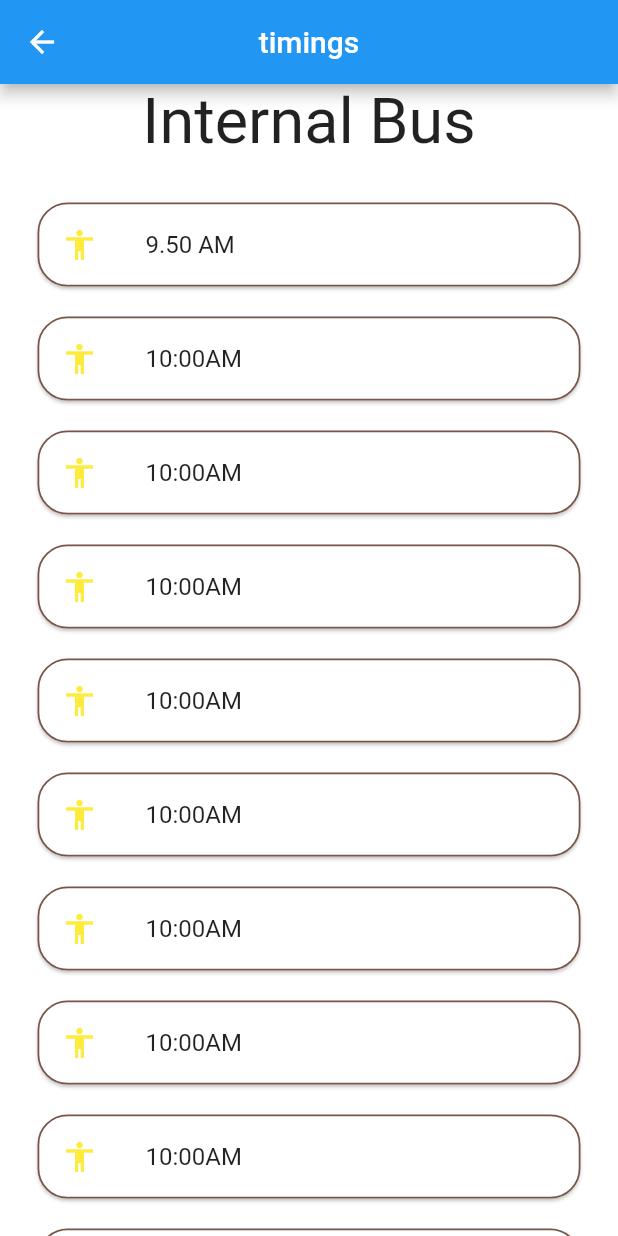
After one commit to Alan451/onestopios, a Flutter app: the Timing screen opened by its route, after a tap on "Internal Bus", on a phone screen of 412 x 824 dp. The commit adds this screen. Run offline on Flutter 3.47's test engine with Material 2 defaults, Android fonts, the phone set to English and light mode, and no system bars.

Commit message:
internal bus timing

```diff
--- a/lib/main.dart
+++ b/lib/main.dart
@@ -1,9 +1,9 @@
 import 'package:flutter/material.dart';
 import 'package:onestop_ios/screens/timings.dart';
 import 'package:onestop_ios/screens/HomeScreen.dart';
+import 'package:onestop_ios/screens/InternalBus.dart';
 
-import 'screens/HomeScreen.dart';
-import 'screens/HomeScreen.dart';
+
 
 // this is the root of our application
 void main() async {
@@ -21,6 +21,7 @@ class MyApp extends StatelessWidget {
       routes: {
         Timing.id: (context) => Timing(),
         MyHomePage.id: (context) => MyHomePage(),
+        InternalBus.id:(context)=>InternalBus(),
       },
     );
   }
--- a/lib/screens/HomeScreen.dart
+++ b/lib/screens/HomeScreen.dart
@@ -28,7 +28,7 @@ class _MyHomePageState extends State<MyHomePage> {
               onPressed: () {
                 Navigator.pushNamed(context, Timing.id);
               },
-              child: Text('timngs'),
+              child: Text('timings'),
             ),
           ],
         ),
--- /dev/null
+++ b/lib/screens/InternalBus.dart
@@ -0,0 +1,229 @@
+import 'package:flutter/cupertino.dart';
+import 'package:flutter/material.dart';
+
+//widget for the my profile page displaying user's details
+class InternalBus extends StatefulWidget {
+  static const id = "internal_bus";
+  @override
+  _InternalBusState createState() => _InternalBusState();
+}
+
+class _InternalBusState extends State<InternalBus> {
+  @override
+  Widget build(BuildContext context) {
+    return MaterialApp(
+      home: Scaffold(
+        appBar: AppBar(
+          title: Text('timings'),
+          centerTitle: true,
+          backgroundColor: Colors.blue,
+          leading: IconButton(
+              icon: Icon(Icons.arrow_back),
+              onPressed: () {
+                Navigator.pop(context);
+              }),
+        ),
+        backgroundColor: Colors.white,
+        body: SafeArea(
+            child: SingleChildScrollView(
+          child: Column(
+            mainAxisAlignment: MainAxisAlignment.center,
+            children: <Widget>[
+              Center(
+                child: Text(
+                  'Internal Bus',
+                  textAlign: TextAlign.center,
+                  textScaleFactor: 3.0,
+                ),
+              ),
+              SizedBox(
+                height: 20.0,
+                width: 150.0,
+              ),
+              Card(
+                  shape: RoundedRectangleBorder(
+                      borderRadius: BorderRadius.circular(20),
+                      side: BorderSide(
+                        width: 1.2,
+                        color: Colors.brown[500],
+                      )),
+                  margin:
+                      EdgeInsets.symmetric(vertical: 10.0, horizontal: 25.0),
+                  child: ListTile(
+                    leading: Icon(
+                      Icons.accessibility,
+                      color: Colors.yellow,
+                    ),
+                    title: Text(
+                      '9.50 AM',
+                    ),
+                  )),
+              Card(
+                  shape: RoundedRectangleBorder(
+                      borderRadius: BorderRadius.circular(20),
+                      side: BorderSide(
+                        width: 1.2,
+                        color: Colors.brown[500],
+                      )),
+                  margin:
+                      EdgeInsets.symmetric(vertical: 10.0, horizontal: 25.0),
+                  child: ListTile(
+                    leading: Icon(
+                      Icons.accessibility,
+                      color: Colors.yellow,
+                    ),
+                    title: Text(
+                      '10:00AM',
+                    ),
+                  )),
+              Card(
+                  shape: RoundedRectangleBorder(
+                      borderRadius: BorderRadius.circular(20),
+                      side: BorderSide(
+                        width: 1.2,
+                        color: Colors.brown[500],
+                      )),
+                  margin:
+                      EdgeInsets.symmetric(vertical: 10.0, horizontal: 25.0),
+                  child: ListTile(
+                    leading: Icon(
+                      Icons.accessibility,
+                      color: Colors.yellow,
+                    ),
+                    title: Text(
+                      '10:00AM',
+                    ),
+                  )),
+              Card(
+                  shape: RoundedRectangleBorder(
+                      borderRadius: BorderRadius.circular(20),
+                      side: BorderSide(
+                        width: 1.2,
+                        color: Colors.brown[500],
+                      )),
+                  margin:
+                      EdgeInsets.symmetric(vertical: 10.0, horizontal: 25.0),
+                  child: ListTile(
+                    leading: Icon(
+                      Icons.accessibility,
+                      color: Colors.yellow,
+                    ),
+                    title: Text(
+                      '10:00AM',
+                    ),
+                  )),
+              Card(
+                  shape: RoundedRectangleBorder(
+                      borderRadius: BorderRadius.circular(20),
+                      side: BorderSide(
+                        width: 1.2,
+                        color: Colors.brown[500],
+                      )),
+                  margin:
+                      EdgeInsets.symmetric(vertical: 10.0, horizontal: 25.0),
+                  child: ListTile(
+                    leading: Icon(
+                      Icons.accessibility,
+                      color: Colors.yellow,
+                    ),
+                    title: Text(
+                      '10:00AM',
+                    ),
+                  )),
+              Card(
+                  shape: RoundedRectangleBorder(
+                      borderRadius: BorderRadius.circular(20),
+                      side: BorderSide(
+                        width: 1.2,
+                        color: Colors.brown[500],
+                      )),
+                  margin:
+                      EdgeInsets.symmetric(vertical: 10.0, horizontal: 25.0),
+                  child: ListTile(
+                    leading: Icon(
+                      Icons.accessibility,
+                      color: Colors.yellow,
+                    ),
+                    title: Text(
+                      '10:00AM',
+                    ),
+                  )),
+              Card(
+                  shape: RoundedRectangleBorder(
+                      borderRadius: BorderRadius.circular(20),
+                      side: BorderSide(
+                        width: 1.2,
+                        color: Colors.brown[500],
+                      )),
+                  margin:
+                      EdgeInsets.symmetric(vertical: 10.0, horizontal: 25.0),
+                  child: ListTile(
+                    leading: Icon(
+                      Icons.accessibility,
+                      color: Colors.yellow,
+                    ),
+                    title: Text(
+                      '10:00AM',
+                    ),
+                  )),
+              Card(
+                  shape: RoundedRectangleBorder(
+                      borderRadius: BorderRadius.circular(20),
+                      side: BorderSide(
+                        width: 1.2,
+                        color: Colors.brown[500],
+                      )),
+                  margin:
+                      EdgeInsets.symmetric(vertical: 10.0, horizontal: 25.0),
+                  child: ListTile(
+                    leading: Icon(
+                      Icons.accessibility,
+                      color: Colors.yellow,
+                    ),
+                    title: Text(
+                      '10:00AM',
+                    ),
+                  )),
+              Card(
+                  shape: RoundedRectangleBorder(
+                      borderRadius: BorderRadius.circular(20),
+                      side: BorderSide(
+                        width: 1.2,
+                        color: Colors.brown[500],
+                      )),
+                  margin:
+                      EdgeInsets.symmetric(vertical: 10.0, horizontal: 25.0),
+                  child: ListTile(
+                    leading: Icon(
+                      Icons.accessibility,
+                      color: Colors.yellow,
+                    ),
+                    title: Text(
+                      '10:00AM',
+                    ),
+                  )),
+              Card(
+                  shape: RoundedRectangleBorder(
+                      borderRadius: BorderRadius.circular(20),
+                      side: BorderSide(
+                        width: 1.2,
+                        color: Colors.brown[500],
+                      )),
+                  margin:
+                      EdgeInsets.symmetric(vertical: 10.0, horizontal: 25.0),
+                  child: ListTile(
+                    leading: Icon(
+                      Icons.accessibility,
+                      color: Colors.yellow,
+                    ),
+                    title: Text(
+                      '10:00AM',
+                    ),
+                  )),
+            ],
+          ),
+        )),
+      ),
+    );
+  }
+}
--- a/lib/screens/timings.dart
+++ b/lib/screens/timings.dart
@@ -1,4 +1,5 @@
 import 'package:flutter/material.dart';
+import 'InternalBus.dart';
 
 class Timing extends StatelessWidget {
   static const id = 'timing';
@@ -7,7 +8,6 @@ class Timing extends StatelessWidget {
   Widget build(BuildContext context) {
     return Scaffold(
         appBar: AppBar(
-
           title: Text('timings'),
           centerTitle: true,
           backgroundColor: Colors.blueAccent,
@@ -16,14 +16,20 @@ class Timing extends StatelessWidget {
         body: Center(
           child: Column(
             children: <Widget>[
-              RaisedButton(onPressed: null,
+              RaisedButton(
+                onPressed: null,
                 child: Text('IITG Bus'),
               ),
-              RaisedButton(onPressed: null,
+              RaisedButton(
+                onPressed: () {
+                  Navigator.pushNamed(context, InternalBus.id);
+                },
                 child: Text('Internal Bus'),
               ),
-              RaisedButton(onPressed: null,
-              child: Text('Ferry'),),
+              RaisedButton(
+                onPressed: null,
+                child: Text('Ferry'),
+              ),
             ],
           ),
         ));
```
Lines whose indentation alone changed are shown as unchanged.
